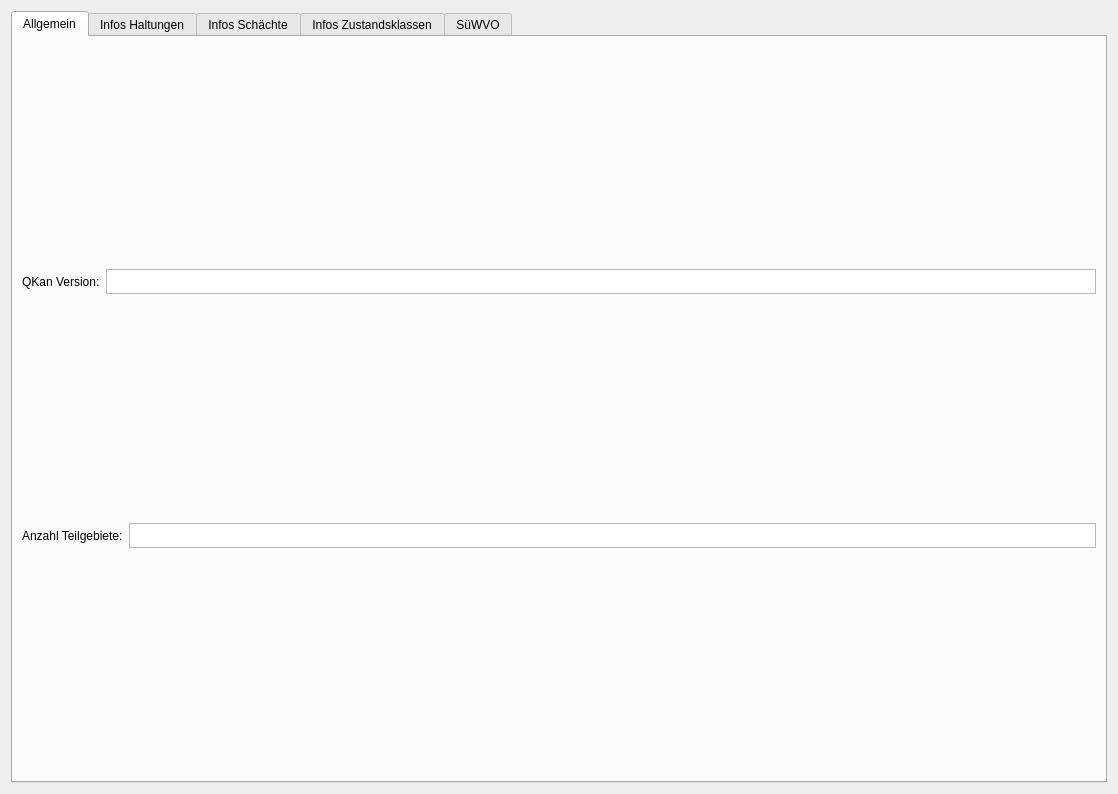
Old version of the form qkan/info/res/info2.ui in the repository hoettges/QKan.
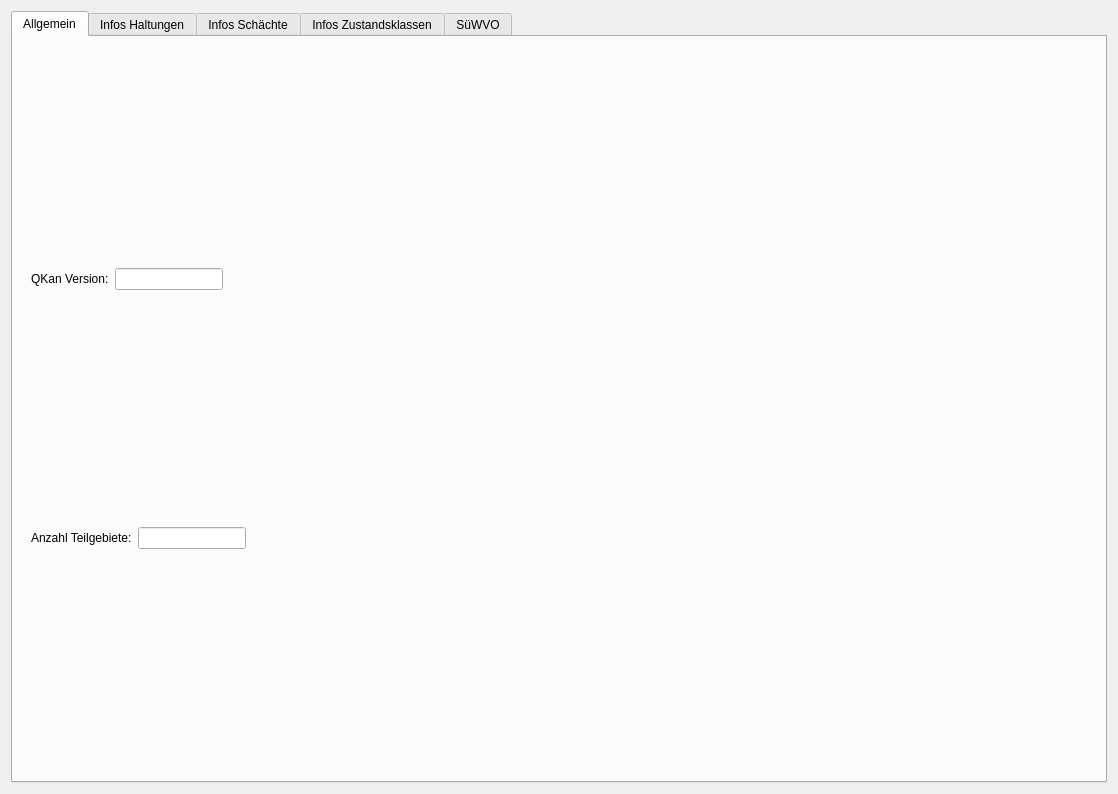
New version of the form. The open tabs and pages were chosen to show the change.

What changed in the file:
```diff
--- a/qkan/info/res/info2.ui
+++ b/qkan/info/res/info2.ui
@@ -23,8 +23,18 @@
       <attribute name="title">
        <string>Allgemein</string>
       </attribute>
-      <layout class="QVBoxLayout" name="verticalLayout_6">
+      <layout class="QVBoxLayout" name="verticalLayout_6" stretch="0,0,0">
        <item>
+        <widget class="QFrame" name="info_1">
+         <property name="sizePolicy">
+          <sizepolicy hsizetype="Fixed" vsizetype="Fixed">
+           <horstretch>0</horstretch>
+           <verstretch>0</verstretch>
+          </sizepolicy>
+         </property>
+         <property name="lineWidth">
+          <number>1</number>
+         </property>
         <layout class="QHBoxLayout" name="horizontalLayout">
          <item>
           <widget class="QLabel" name="label">
@@ -40,18 +50,19 @@
           </widget>
          </item>
          <item>
-          <widget class="QTextBrowser" name="textBrowser_2">
-           <property name="maximumSize">
-            <size>
-             <width>16777215</width>
-             <height>25</height>
-            </size>
-           </property>
-          </widget>
-         </item>
-        </layout>
+           <widget class="QLineEdit" name="tf_qkanversion"/>
+          </item>
+         </layout>
+        </widget>
        </item>
        <item>
+        <widget class="QFrame" name="info_2">
+         <property name="sizePolicy">
+          <sizepolicy hsizetype="Fixed" vsizetype="Fixed">
+           <horstretch>0</horstretch>
+           <verstretch>0</verstretch>
+          </sizepolicy>
+         </property>
         <layout class="QHBoxLayout" name="horizontalLayout_2">
          <item>
           <widget class="QLabel" name="label_5">
@@ -67,16 +78,17 @@
           </widget>
          </item>
          <item>
-          <widget class="QTextBrowser" name="textBrowser_6">
-           <property name="maximumSize">
-            <size>
-             <width>16777215</width>
-             <height>25</height>
-            </size>
+           <widget class="QLineEdit" name="tf_anz_teilgeb">
+            <property name="sizePolicy">
+             <sizepolicy hsizetype="Fixed" vsizetype="Fixed">
+              <horstretch>0</horstretch>
+              <verstretch>0</verstretch>
+             </sizepolicy>
            </property>
           </widget>
          </item>
         </layout>
+        </widget>
        </item>
        <item>
         <layout class="QVBoxLayout" name="verticalLayout_4"/>
```
Left out of the diff: 4 changed lines with no effect on the pictures. Lines whose indentation alone changed are shown as unchanged.
